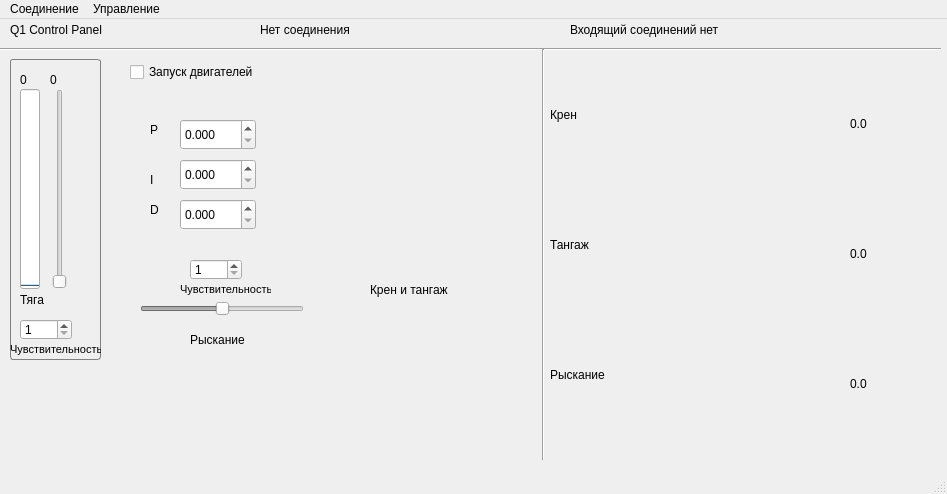
First picture: the form in mainwindow.ui, repository alkiz/Q1_Control_Panel, before the edit.
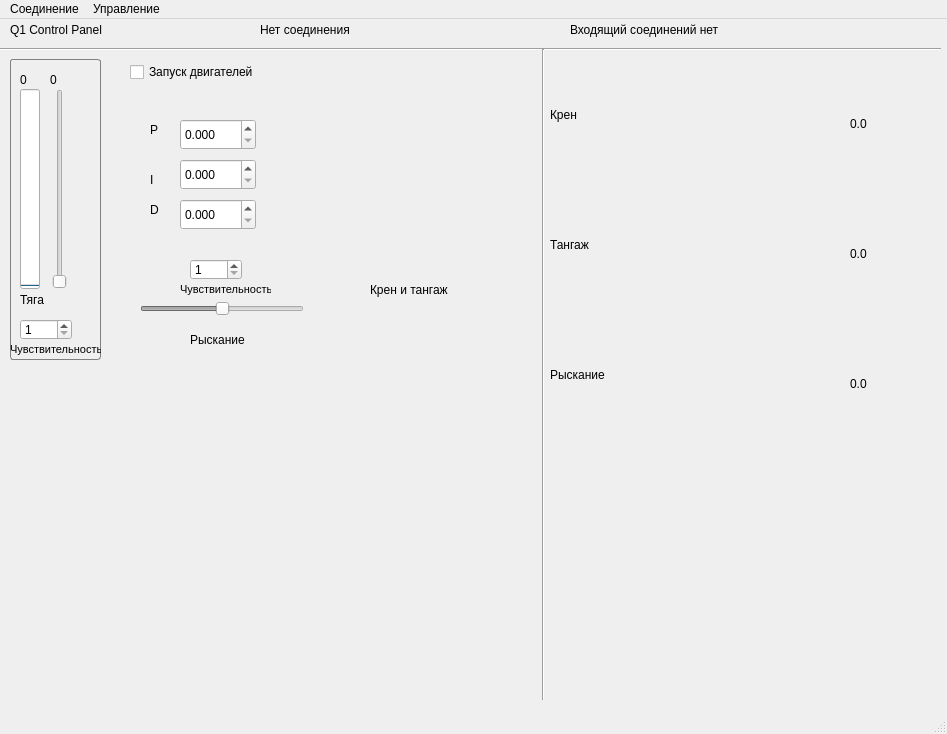
Second picture: the form after the edit. Icons and pictures are not drawn. Custom widgets are drawn as their Qt base class.

The edit to the form file:
```diff
--- a/mainwindow.ui
+++ b/mainwindow.ui
@@ -7,7 +7,7 @@
     <x>0</x>
     <y>0</y>
     <width>947</width>
-    <height>494</height>
+    <height>734</height>
    </rect>
   </property>
   <property name="focusPolicy">
@@ -631,7 +631,7 @@
       <x>533</x>
       <y>30</y>
       <width>20</width>
-      <height>411</height>
+      <height>651</height>
      </rect>
     </property>
     <property name="orientation">
@@ -799,6 +799,16 @@
      </property>
     </widget>
    </widget>
+   <widget class="DisplayGLWidget" name="displayGL" native="true">
+    <property name="geometry">
+     <rect>
+      <x>620</x>
+      <y>440</y>
+      <width>231</width>
+      <height>211</height>
+     </rect>
+    </property>
+   </widget>
   </widget>
   <widget class="QMenuBar" name="menuBar">
    <property name="geometry">
@@ -857,6 +867,12 @@
    <header>qcustomplot.h</header>
    <container>1</container>
   </customwidget>
+  <customwidget>
+   <class>DisplayGLWidget</class>
+   <extends>QWidget</extends>
+   <header>displayglwidget.h</header>
+   <container>1</container>
+  </customwidget>
  </customwidgets>
  <resources>
   <include location="resources.qrc"/>
```
